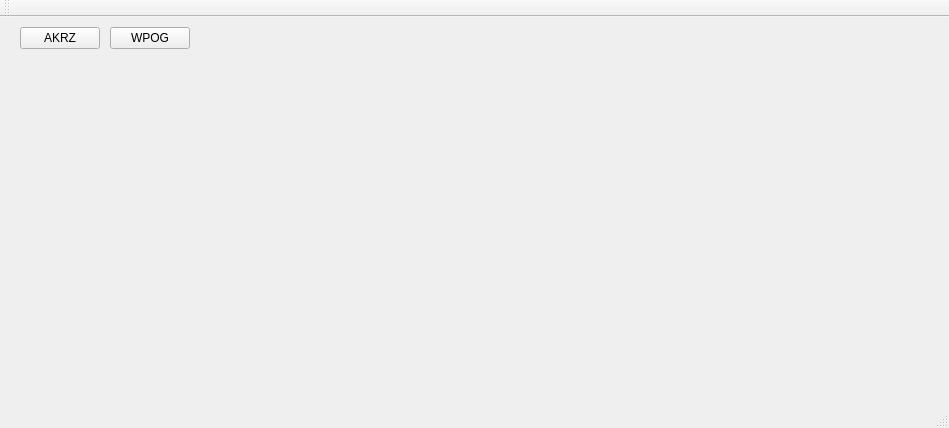
First picture: the form in gpw_project/gpw_app/mainwindow.ui, repository torrancee/gpwapp, before the edit.
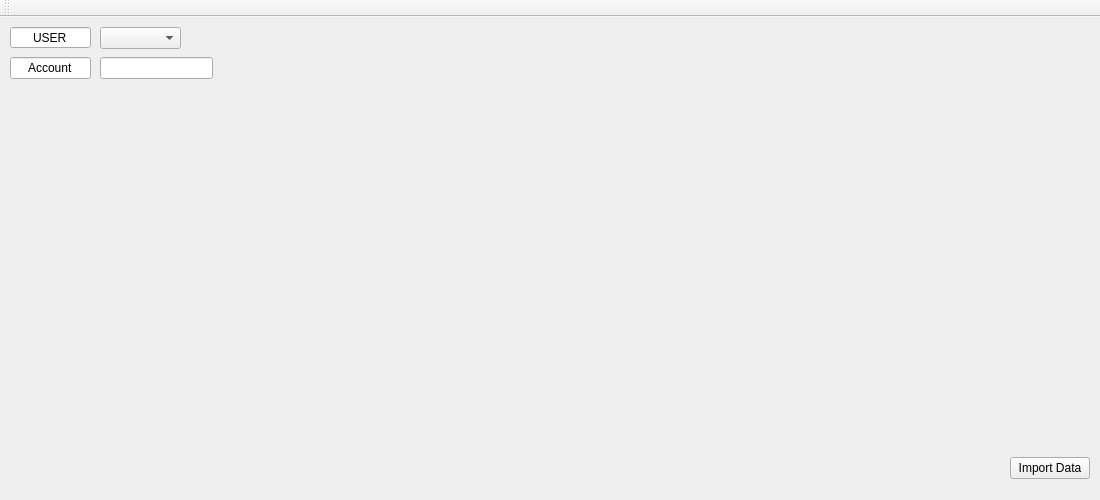
Second picture: the form after the edit.

Commit message: [gpw::wpog] small layout changes, class User added

```diff
--- a/gpw_project/gpw_app/mainwindow.ui
+++ b/gpw_project/gpw_app/mainwindow.ui
@@ -6,41 +6,104 @@
    <rect>
     <x>0</x>
     <y>0</y>
-    <width>949</width>
-    <height>428</height>
+    <width>1100</width>
+    <height>500</height>
    </rect>
   </property>
+  <property name="minimumSize">
+   <size>
+    <width>1100</width>
+    <height>500</height>
+   </size>
+  </property>
+  <property name="maximumSize">
+   <size>
+    <width>1100</width>
+    <height>500</height>
+   </size>
+  </property>
   <property name="windowTitle">
    <string>MainWindow</string>
   </property>
   <widget class="QWidget" name="centralWidget">
-   <widget class="QPushButton" name="pushButtonAkrz">
-    <property name="enabled">
+   <widget class="QPushButton" name="ImportData">
+    <property name="geometry">
+     <rect>
+      <x>1010</x>
+      <y>440</y>
+      <width>80</width>
+      <height>22</height>
+     </rect>
+    </property>
+    <property name="text">
+     <string>Import Data</string>
+    </property>
+   </widget>
+   <widget class="QLineEdit" name="Account">
+    <property name="geometry">
+     <rect>
+      <x>10</x>
+      <y>40</y>
+      <width>81</width>
+      <height>22</height>
+     </rect>
+    </property>
+    <property name="text">
+     <string>Account</string>
+    </property>
+    <property name="frame">
      <bool>true</bool>
     </property>
+    <property name="alignment">
+     <set>Qt::AlignCenter</set>
+    </property>
+    <property name="readOnly">
+     <bool>true</bool>
+    </property>
+    <property name="placeholderText">
+     <string/>
+    </property>
+   </widget>
+   <widget class="QLineEdit" name="User">
     <property name="geometry">
      <rect>
-      <x>20</x>
+      <x>10</x>
       <y>10</y>
-      <width>80</width>
-      <height>22</height>
+      <width>81</width>
+      <height>21</height>
      </rect>
     </property>
     <property name="text">
-     <string>AKRZ</string>
+     <string>USER</string>
     </property>
+    <property name="alignment">
+     <set>Qt::AlignCenter</set>
+    </property>
+    <property name="readOnly">
+     <bool>true</bool>
+    </property>
    </widget>
-   <widget class="QPushButton" name="pushButtonWpog">
+   <widget class="QComboBox" name="UsersComboBox">
     <property name="geometry">
      <rect>
-      <x>110</x>
+      <x>100</x>
       <y>10</y>
-      <width>80</width>
+      <width>81</width>
       <height>22</height>
      </rect>
     </property>
-    <property name="text">
-     <string>WPOG</string>
+   </widget>
+   <widget class="QLineEdit" name="lineEdit">
+    <property name="geometry">
+     <rect>
+      <x>100</x>
+      <y>40</y>
+      <width>113</width>
+      <height>22</height>
+     </rect>
+    </property>
+    <property name="readOnly">
+     <bool>false</bool>
     </property>
    </widget>
   </widget>
@@ -62,7 +125,6 @@
     <bool>false</bool>
    </attribute>
   </widget>
-  <widget class="QStatusBar" name="statusBar"/>
  </widget>
  <layoutdefault spacing="6" margin="11"/>
  <resources/>
```
Left out of the diff: 4 changed lines with no effect on the pictures. The commit also changes 6 other files.
